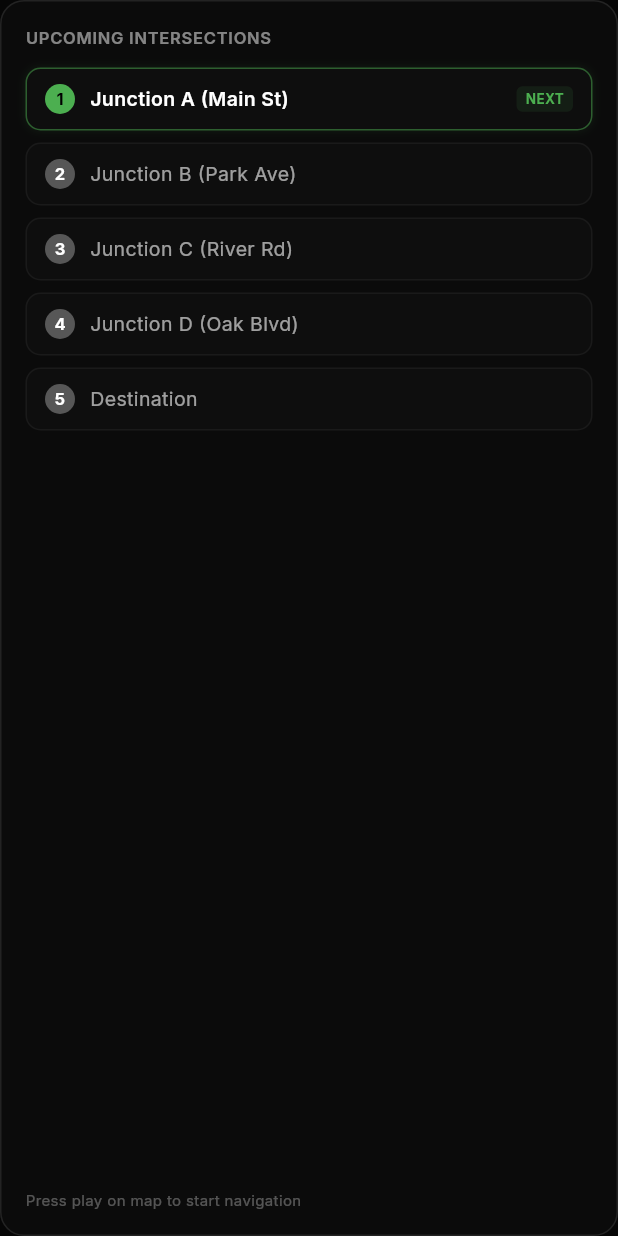
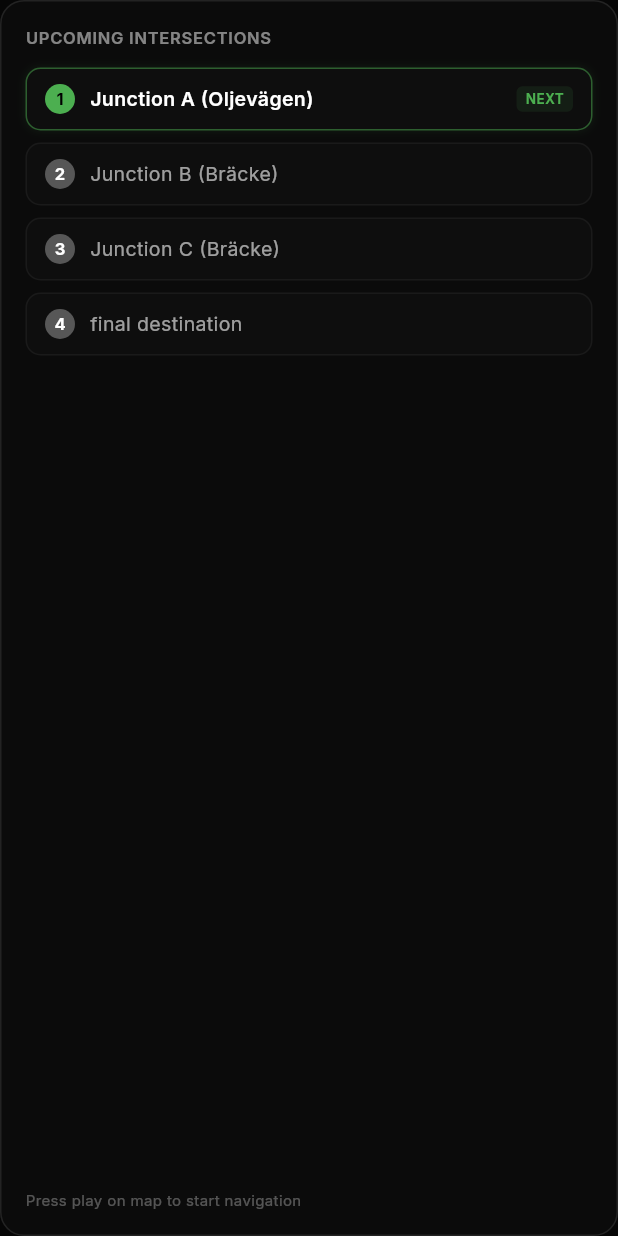
Before and after one commit to ekrlstd/cycleeffect, a Flutter app: the UpcomingIntersectionsCard widget shown alone on an empty page, opened directly, on a phone screen of 412 x 824 dp. Run offline on Flutter 3.47's test engine with Material 3 defaults, Android fonts, the phone set to English and light mode, and no system bars; our stand-ins replace flutter_map, flutter_tts, geolocator, google_fonts, latlong2, speech_to_text; accounts and stored records are empty; network calls fail.

Commit message:
limiting the path of the traffik navigation

```diff
--- a/lib/providers/navigation_provider.dart
+++ b/lib/providers/navigation_provider.dart
@@ -11,13 +11,12 @@ import 'package:latlong2/latlong.dart';
 /// 3. When approaching checkpoint → triggers narration for that intersection
 /// 4. When passing checkpoint → switches to next
 class NavigationProvider with ChangeNotifier {
-  // 5 Checkpoint locations (widely spaced, matching map_card.dart)
+  // 4 Checkpoint locations (Synced with map_card.dart - Route now ends at D)
   static const List<LatLng> checkpoints = [
-    LatLng(57.69841, 11.89636), // Checkpoint 1
-    LatLng(57.69992, 11.89583), // Checkpoint 2
-    LatLng(57.6988, 11.9025),   // Checkpoint 3 (further out)
-    LatLng(57.7000, 11.9145),   // Checkpoint 4 (further out)
-    LatLng(57.7015, 11.9280),   // Checkpoint 5 (destination)
+    LatLng(57.69841, 11.89636), // Checkpoint 1 (Junction A)
+    LatLng(57.69992, 11.89583), // Checkpoint 2 (Junction B)
+    LatLng(57.6988, 11.9025),   // Checkpoint 3 (Junction C)
+    LatLng(57.7000, 11.9145),   // Checkpoint 4 (Destination - Junction D)
   ];
 
   // Threshold distance to trigger checkpoint narration (meters)
@@ -152,8 +151,7 @@ class NavigationProvider with ChangeNotifier {
       case 0: return "Start";
       case 1: return "Junction A";
       case 2: return "Junction B";
-      case 3: return "Junction C";
-      case 4: return "Destination";
+      case 3: return "Destination"; // Final point (Intersection 4)
       default: return "Checkpoint ${index + 1}";
     }
   }
--- a/lib/widgets/bento_cards.dart
+++ b/lib/widgets/bento_cards.dart
@@ -31,11 +31,10 @@ class UpcomingIntersectionsCard extends StatelessWidget {
 
   // Checkpoint names
   static const List<String> checkpointNames = [
-    'Junction A (Main St)',
-    'Junction B (Park Ave)',
-    'Junction C (River Rd)',
-    'Junction D (Oak Blvd)',
-    'Destination',
+    'Junction A (Oljevägen)',
+    'Junction B (Bräcke)',
+    'Junction C (Bräcke)',
+    'final destination',
   ];
 
   @override
```
Also changed, not shown: lib/widgets/map_card.dart (+4 -20 lines).
